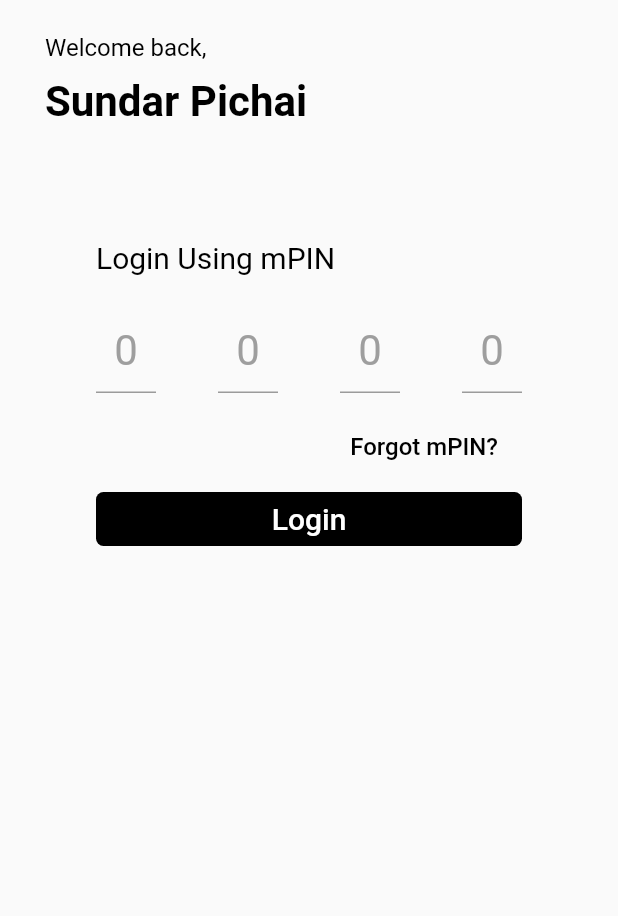
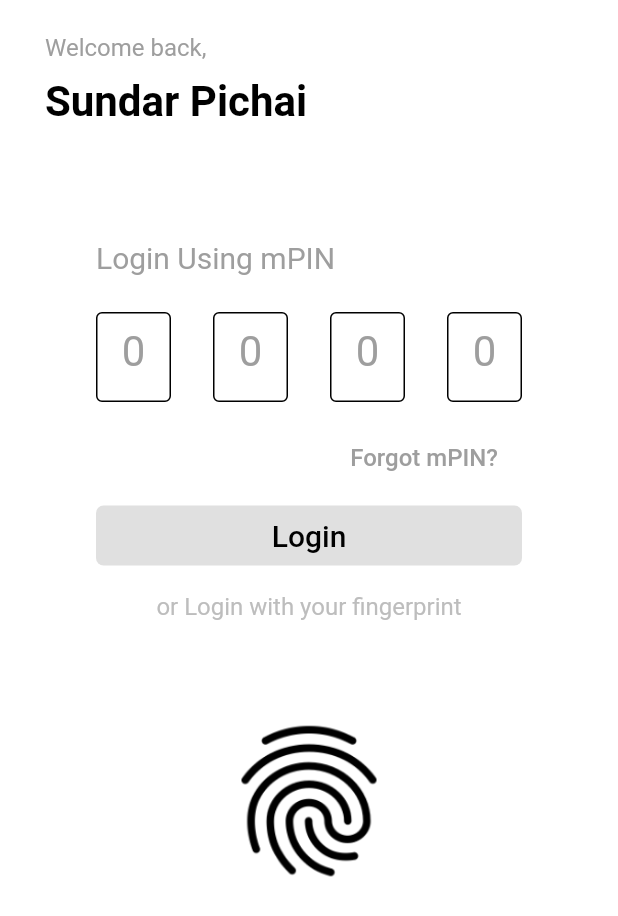
Before and after one commit to goofy1916/attral, a Flutter app: the screen it shows after launch, after a tap on "Login", on a phone screen of 412 x 824 dp. Shown: the top 916 px of the screen. Run offline on Flutter 3.47's test engine with Material 2 defaults, Android fonts, the phone set to English and light mode, and no system bars; our stand-ins replace page_view_indicators.

```diff
--- a/lib/Screens/loginpage/login_page.dart
+++ b/lib/Screens/loginpage/login_page.dart
@@ -1,5 +1,5 @@
 import 'package:attraltipperamc/Screens/loginpage/mpinsection.dart';
-import 'package:attraltipperamc/contants.dart';
+import 'package:attraltipperamc/constants.dart';
 import 'package:flutter/material.dart';
 
 class LoginPage extends StatefulWidget {
@@ -12,13 +12,15 @@ class _LoginPageState extends State<LoginPage> {
   Widget build(BuildContext context) {
     return SafeArea(
       child: Scaffold(
-          body: Column(
-            crossAxisAlignment: CrossAxisAlignment.start,
-            children: <Widget>[
-              header(name: "Sundar Pichai"),
-              mPINSection(),
-//              fingerprintSection(),
-            ],
+        backgroundColor: Colors.white,
+          body: SingleChildScrollView(
+            child: Column(
+              crossAxisAlignment: CrossAxisAlignment.start,
+              children: <Widget>[
+                header(name: "Sundar Pichai"),
+                mPINSection(),
+              ],
+            ),
           )),
     );
   }
@@ -35,7 +37,7 @@ class _LoginPageState extends State<LoginPage> {
         children: <Widget>[
           Text(
             "Welcome back,",
-            style: smallBlackText,
+            style: smallBlackText.copyWith(color: Colors.grey[500]),
           ),
           SizedBox(
             height: 10,
--- a/lib/Screens/loginpage/mpinsection.dart
+++ b/lib/Screens/loginpage/mpinsection.dart
@@ -1,4 +1,5 @@
-import 'package:attraltipperamc/contants.dart';
+import 'package:attraltipperamc/Screens/homepage/home_page.dart';
+import 'package:attraltipperamc/constants.dart';
 import 'package:flutter/cupertino.dart';
 import 'package:flutter/material.dart';
 import 'package:flutter/services.dart';
@@ -16,9 +17,9 @@ class mPINSection extends StatelessWidget {
         children: <Widget>[
           Text(
             "Login Using mPIN",
-            style: mediumText,
+            style: mediumText.copyWith(color: Colors.grey[500]),
           ),
-          SizedBox(height: 10,),
+          SizedBox(height: 12,),
           Form(
             key: _key,
             child: pinInput(),
@@ -29,22 +30,37 @@ class mPINSection extends StatelessWidget {
               onPressed: () {  },
               child: Text(
                 "Forgot mPIN?",
-                style: smallBlackText,
+                style: smallBlackText.copyWith(color: Colors.grey[500]),
               ),
             ),
           ),
-          Container(
-            width: double.infinity,
-            child: FlatButton(
-              shape: RoundedRectangleBorder(borderRadius: BorderRadius.circular(5)),
-              color: Colors.black,
-              onPressed: () {  },
-              child: Text(
-                "Login",
-                style: mediumText.copyWith(color: Colors.white),
+          Padding(
+            padding: const EdgeInsets.symmetric(vertical: 8),
+            child: Container(
+              width: double.infinity,
+              height: 40,
+              child: FlatButton(
+                shape: RoundedRectangleBorder(borderRadius: BorderRadius.circular(5)),
+                color: Colors.grey[300],
+                onPressed: () {
+                  if (_key.currentState.validate()) {
+                    Navigator.pop(context);
+                    Navigator.push(context, MaterialPageRoute(builder: (context) => HomePage()));
+                  }
+                },
+                child: Text(
+                  "Login",
+                  style: mediumText.copyWith(color: Colors.black),
+                ),
               ),
             ),
           ),
+          SizedBox(height: 10),
+          Center(child: Text("or Login with your fingerprint", style: smallBlackText.copyWith(color: Colors.grey[400]),)),
+          SizedBox(height: 60,),
+          Container(
+              height: 120,
+              child: Center(child: Image.asset('assets/images/fingerprint_black_192x192.png', fit: BoxFit.cover,))),
         ],
       ),
     );
@@ -52,13 +68,18 @@ class mPINSection extends StatelessWidget {
 
   Padding pinInput() {
     return Padding(
-      padding: const EdgeInsets.symmetric(vertical: 12.0),
+      padding: const EdgeInsets.symmetric(vertical: 13.0),
       child: Row(
         mainAxisAlignment: MainAxisAlignment.spaceBetween,
               children: <Widget>[
                 Container(
-                    width: 40,
+                    width: 50,
+                    height: 60,
                     child: TextFormField(
+                      validator: (value){
+                        return value.isEmpty ? "Cannot be empty" : null;
+                      },
+                      keyboardType: TextInputType.number,
                       cursorColor: Colors.black,
                       inputFormatters:[
                         LengthLimitingTextInputFormatter(1),
@@ -67,8 +88,13 @@ class mPINSection extends StatelessWidget {
                       style: largeText.copyWith(color: Colors.grey[500]),
                       decoration: mPINDecoration,)),
                 Container(
-                    width: 40,
+                    width: 50,
+                    height: 60,
                     child: TextFormField(
+                      keyboardType: TextInputType.number,
+                      validator: (value){
+                        return value.isEmpty ? "Cannot be empty" : null;
+                      },
                       cursorColor: Colors.black,
                       inputFormatters:[
                         LengthLimitingTextInputFormatter(1),
@@ -77,8 +103,13 @@ class mPINSection extends StatelessWidget {
                       style: largeText.copyWith(color: Colors.grey[500]),
                       decoration: mPINDecoration,)),
                 Container(
-                    width: 40,
+                    width: 50,
+                    height: 60,
                     child: TextFormField(
+                      keyboardType: TextInputType.number,
+                      validator: (value){
+                        return value.isEmpty ? "Cannot be empty" : null;
+                      },
                       cursorColor: Colors.black,
                       inputFormatters:[
                         LengthLimitingTextInputFormatter(1),
@@ -87,8 +118,13 @@ class mPINSection extends StatelessWidget {
                       style: largeText.copyWith(color: Colors.grey[500]),
                       decoration: mPINDecoration,)),
                 Container(
-                    width: 40,
+                    width: 50,
+                    height: 60,
                     child: TextFormField(
+                      keyboardType: TextInputType.number,
+                      validator: (value){
+                        return value.isEmpty ? "Cannot be empty" : null;
+                      },
                       cursorColor: Colors.black,
                       inputFormatters:[
                         LengthLimitingTextInputFormatter(1),
--- a/lib/Screens/welcomepage/ads_slide_page.dart
+++ b/lib/Screens/welcomepage/ads_slide_page.dart
@@ -1,4 +1,4 @@
-import 'package:attraltipperamc/contants.dart';
+import 'package:attraltipperamc/constants.dart';
 import 'package:flutter/material.dart';
 import 'package:page_view_indicators/circle_page_indicator.dart';
 
@@ -21,12 +21,12 @@ class AdsSlidePage extends StatelessWidget {
                   height: 300,
                   decoration: BoxDecoration(
                     borderRadius: BorderRadius.circular(10),
-                    color: Colors.black,
+                    color: Colors.grey[300],
                   ),
                   child: Center(
                     child: Text(
                       "Ads Slide Page",
-                      style: smallWhiteText,
+                      style: smallBlackText,
                     ),
                   ),
                 ),
--- a/lib/Screens/welcomepage/button_builder.dart
+++ b/lib/Screens/welcomepage/button_builder.dart
@@ -1,7 +1,7 @@
 import 'dart:ui';
 
 import 'package:attraltipperamc/Screens/loginpage/login_page.dart';
-import 'package:attraltipperamc/contants.dart';
+import 'package:attraltipperamc/constants.dart';
 import 'package:flutter/cupertino.dart';
 import 'package:flutter/material.dart';
 
@@ -25,10 +25,10 @@ class ButtonBuilder extends StatelessWidget {
               onPressed: () {
                 Navigator.push(context, MaterialPageRoute( builder: (context) => LoginPage()));
               },
-              color: Colors.black,
+              color: Colors.grey[300],
               child: Text(
                 "Login",
-                style: smallWhiteText,
+                style: smallBlackText,
               ),
             ),
             SizedBox(
@@ -42,10 +42,10 @@ class ButtonBuilder extends StatelessWidget {
                       topRight: Radius.circular(10),
                       bottomRight: Radius.circular(10))),
               onPressed: () {},
-              color: CupertinoColors.black,
+              color: Colors.grey[300],
               child: Text(
                 "Register",
-                style: smallWhiteText,
+                style: smallBlackText,
               ),
             )
           ],
@@ -57,7 +57,7 @@ class ButtonBuilder extends StatelessWidget {
           onPressed: () {},
           child: Text(
             "Have a Query? Contact Us",
-            style: mediumText,
+            style: smallBlackText,
           ),
         ),
       ],
--- a/lib/Screens/welcomepage/welcome_page.dart
+++ b/lib/Screens/welcomepage/welcome_page.dart
@@ -1,5 +1,5 @@
 import 'package:attraltipperamc/Screens/welcomepage/button_builder.dart';
-import 'package:attraltipperamc/contants.dart';
+import 'package:attraltipperamc/constants.dart';
 import 'file:///C:/Users/piyus/AndroidStudioProjects/attral_tipper_amc/lib/Screens/welcomepage/ads_slide_page.dart';
 import 'package:flutter/material.dart';
 
@@ -15,6 +15,7 @@ class _WelcomePageState extends State<WelcomePage> {
   Widget build(BuildContext context) {
     return SafeArea(
       child: Scaffold(
+        backgroundColor: Colors.white,
         body: Column(
           crossAxisAlignment: CrossAxisAlignment.start,
           mainAxisSize: MainAxisSize.min,
@@ -43,7 +44,7 @@ class _WelcomePageState extends State<WelcomePage> {
         children: <Widget>[
           Text(
             "Welcome to",
-            style: smallBlackText,
+            style: smallBlackText.copyWith(color: Colors.grey[500]),
           ),
           SizedBox(
             height: 10,
--- /dev/null
+++ b/lib/constants.dart
@@ -0,0 +1,54 @@
+import 'package:flutter/cupertino.dart';
+import 'package:flutter/material.dart';
+
+// Text sizes constants
+
+TextStyle smallWhiteText = TextStyle(fontSize: 16, color: Colors.white);
+TextStyle smallBlackText = TextStyle(fontSize: 16, color: Colors.black);
+TextStyle mediumText = TextStyle(fontSize: 20, color: Colors.black);
+TextStyle largeText = TextStyle(fontSize: 28, color: Colors.black);
+
+// InputDecoration styles constants
+
+InputDecoration mPINDecoration = InputDecoration(
+  hintText: "0",
+  hintStyle: largeText.copyWith(color: Colors.grey[500]),
+  focusedBorder: OutlineInputBorder(
+    borderSide: BorderSide(color: Colors.black),
+  ),
+  enabledBorder: OutlineInputBorder(
+    borderSide: BorderSide(color: Colors.black),
+  ),
+);
+
+
+
+//Container box decoration
+
+final decoration = BoxDecoration(boxShadow: [
+  BoxShadow(
+    color: Colors.grey.withOpacity(0.5),
+    spreadRadius: 5,
+    blurRadius: 7,
+    offset: Offset(0, 3), // changes position of shadow
+    ),
+  ],
+  borderRadius: BorderRadius.circular(10),
+  color: Colors.white
+);
+
+
+
+
+// Search Box decor
+
+InputDecoration searchDecoration = InputDecoration(
+  hintText: "Search",
+  hintStyle: mediumText.copyWith(color: Colors.white),
+  focusedBorder: OutlineInputBorder(
+    borderSide: BorderSide.none,
+  ),
+  enabledBorder: OutlineInputBorder(
+    borderSide: BorderSide.none,
+  ),
+);
--- a/lib/contants.dart
+++ /dev/null
@@ -1,19 +0,0 @@
-import 'package:flutter/cupertino.dart';
-import 'package:flutter/material.dart';
-
-// Text sizes constants
-
-TextStyle smallWhiteText = TextStyle(fontSize: 16, color: Colors.white);
-TextStyle smallBlackText = TextStyle(fontSize: 16, color: Colors.black);
-TextStyle mediumText = TextStyle(fontSize: 20, color: Colors.black);
-TextStyle largeText = TextStyle(fontSize: 28, color: Colors.black);
-
-// InputDecoration styles constants
-
-InputDecoration mPINDecoration = InputDecoration(
-  hintText: "0",
-  hintStyle: largeText.copyWith(color: Colors.grey[500]),
-//  focusedBorder: OutlineInputBorder(
-//    borderSide: BorderSide(color: Colors.black),
-//  ),
-);
--- a/pubspec.yaml
+++ b/pubspec.yaml
@@ -46,8 +46,8 @@ flutter:
   uses-material-design: true
 
   # To add assets to your application, add an assets section, like this:
-  # assets:
-  #   - images/a_dot_burr.jpeg
+  assets:
+   - assets/images/
   #   - images/a_dot_ham.jpeg
 
   # An image asset can refer to one or more resolution-specific "variants", see
```
Also changed, not shown: lib/Screens/homepage/home_page.dart (added, +141 -0 lines), lib/Screens/homepage/truck_info.dart (added, +121 -0 lines), lib/Screens/homepage/user_info.dart (added, +92 -0 lines), assets/images/fingerprint_black_192x192.png (added).
